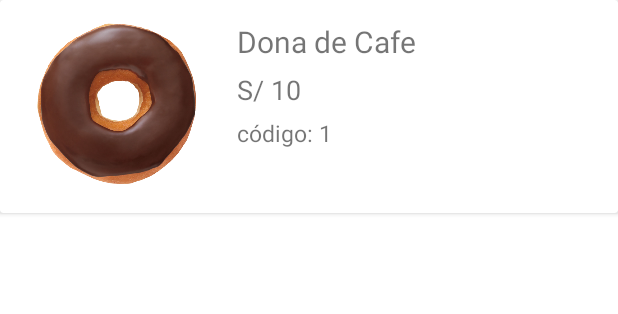
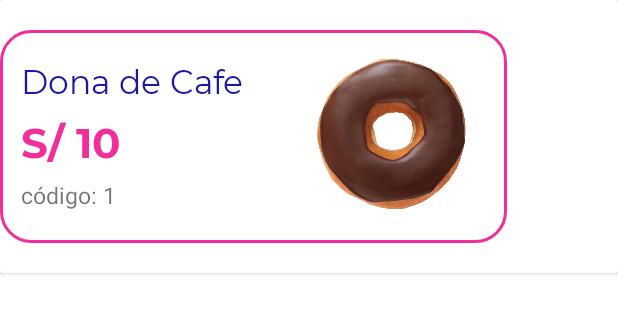
Before and after one commit to carlosbecerradev/android-postres-app, an Android app: the layout item_card_view.xml on its own in the app's theme, with its tools: preview values and no code run, on a phone screen of 412 x 824 dp. Shown: the top 314 px of the screen. Run offline under Robolectric (Android 15) with nearby library versions, the phone set to English and light mode, and no system bars; network calls fail.

Commit message:
:lipstick: Estilos al CardView de Productos.

```diff
--- a/app/src/main/res/layout/item_card_view.xml
+++ b/app/src/main/res/layout/item_card_view.xml
@@ -1,8 +1,8 @@
 <?xml version="1.0" encoding="utf-8"?>
 <androidx.cardview.widget.CardView xmlns:android="http://schemas.android.com/apk/res/android"
+    xmlns:app="http://schemas.android.com/apk/res-auto"
     android:layout_width="match_parent"
-    android:layout_height="wrap_content"
-    xmlns:app="http://schemas.android.com/apk/res-auto">
+    android:layout_height="wrap_content">
 
     <LinearLayout
         android:layout_width="match_parent"
@@ -10,57 +10,60 @@
         android:orientation="vertical">
 
         <RelativeLayout
-            android:layout_width="match_parent"
+            android:layout_width="338dp"
             android:layout_height="142dp"
-            android:padding="4dp">
+            android:layout_marginTop="20dp"
+            android:layout_marginBottom="20dp"
+            android:background="@drawable/boton_shape_bg_secondary"
+            android:padding="10dp">
 
             <androidx.appcompat.widget.AppCompatImageView
                 android:id="@+id/cim_item_imagen"
-                android:layout_width="150dp"
+                android:layout_width="140dp"
                 android:layout_height="wrap_content"
                 android:layout_alignParentStart="true"
                 android:layout_alignParentLeft="true"
-                android:layout_centerVertical="true"
                 android:layout_gravity="center"
-                android:paddingLeft="8dp"
-                android:paddingRight="8dp"
-                app:srcCompat="@drawable/d_cafe"
-                />
+                android:layout_marginStart="186dp"
+                android:layout_marginLeft="186dp"
+                app:srcCompat="@drawable/d_cafe" />
 
             <LinearLayout
-                android:layout_width="match_parent"
-                android:layout_height="wrap_content"
+                android:layout_width="171dp"
+                android:layout_height="124dp"
                 android:layout_alignParentTop="true"
                 android:layout_marginStart="4dp"
                 android:layout_marginLeft="8dp"
-                android:layout_marginTop="4dp"
-                android:layout_toEndOf="@+id/cim_item_imagen"
-                android:layout_toRightOf="@+id/cim_item_imagen"
+                android:layout_marginTop="3dp"
                 android:orientation="vertical">
 
                 <TextView
-                    android:layout_width="match_parent"
+                    android:id="@+id/tv_item_name"
+                    android:layout_width="166dp"
                     android:layout_height="wrap_content"
-                    android:id="@+id/tv_item_name"
                     android:layout_marginTop="6dp"
+                    android:fontFamily="@font/montserrat_regular"
                     android:text="Dona de Cafe"
-                    android:textSize="20dp"/>
+                    android:textColor="@color/primary"
+                    android:textSize="22dp" />
 
                 <TextView
-                    android:layout_width="match_parent"
+                    android:id="@+id/tv_item_price"
+                    android:layout_width="169dp"
                     android:layout_height="wrap_content"
                     android:layout_marginTop="6dp"
-                    android:id="@+id/tv_item_price"
+                    android:fontFamily="@font/montserrat_bold"
                     android:text="S/ 10"
-                    android:textSize="18dp"/>
+                    android:textColor="@color/secondary"
+                    android:textSize="28dp" />
 
                 <TextView
-                    android:layout_width="match_parent"
-                    android:layout_height="wrap_content"
+                    android:id="@+id/tv_item_id"
+                    android:layout_width="164dp"
+                    android:layout_height="32dp"
                     android:layout_marginTop="6dp"
-                    android:id="@+id/tv_item_id"
                     android:text="código: 1"
-                    android:textSize="15dp"/>
+                    android:textSize="15dp" />
 
             </LinearLayout>
 
```
